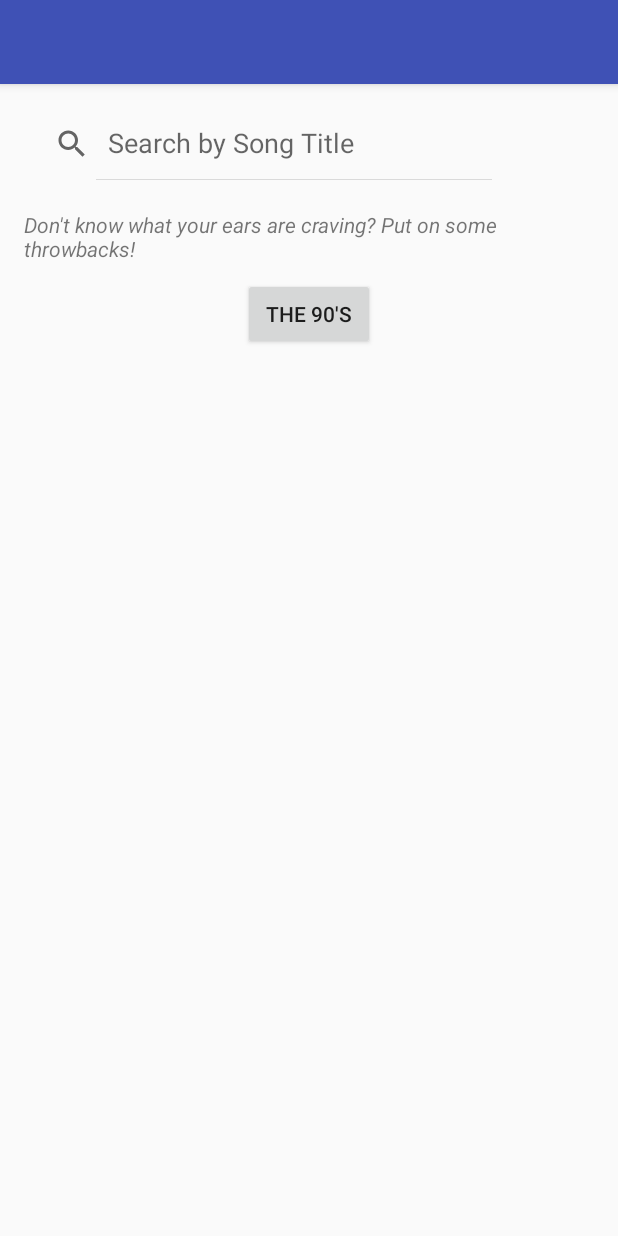
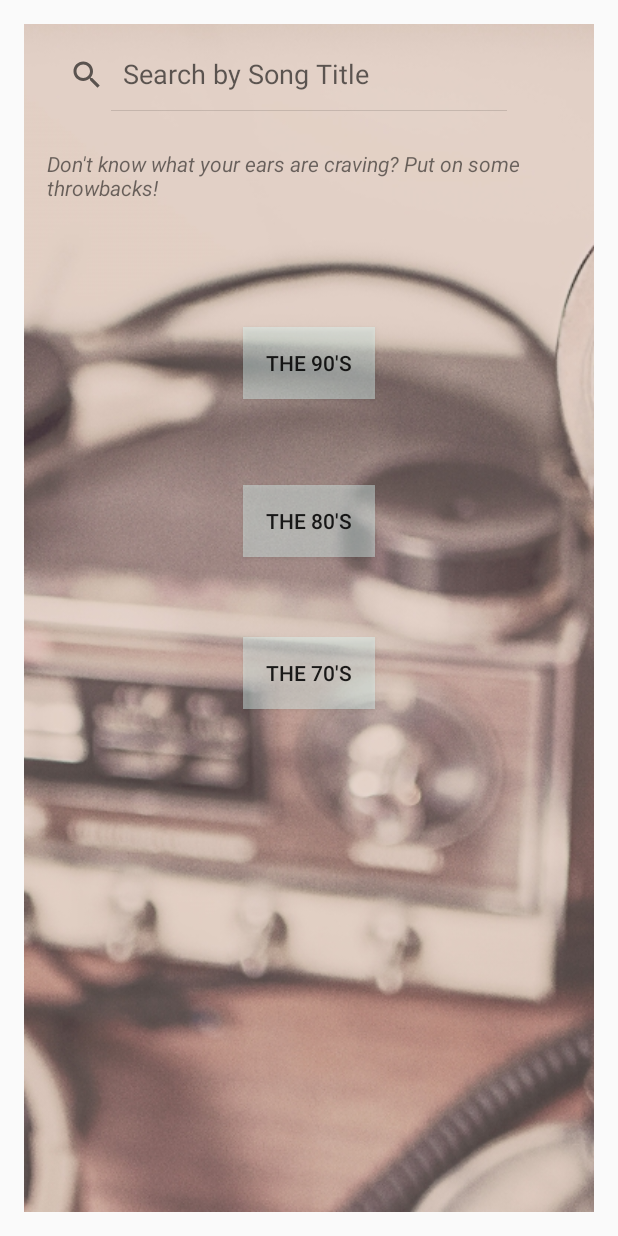
Before and after one commit to knguyen0710/Capstone, an Android app: the screen it shows after launch (Searchable), on a phone screen of 412 x 824 dp. Run offline under Robolectric (Android 15) with nearby library versions, the phone set to English and light mode, and no system bars; libraries missing offline, so code that uses them is left out: com.parse, kaaes.spotify.webapi, retrofit.client; 8 statements that could not run were skipped.

Commit message:
added decade categories to search page and successfully updates addToPlaylist with decade appropriate songs

```diff
--- a/app/src/main/res/layout/activity_searchable.xml
+++ b/app/src/main/res/layout/activity_searchable.xml
@@ -9,9 +9,9 @@
     <android.support.design.widget.AppBarLayout android:layout_height="wrap_content"
         android:layout_width="match_parent" android:theme="@style/AppTheme.AppBarOverlay">
 
-        <android.support.v7.widget.Toolbar android:id="@+id/toolbar"
-            android:layout_width="match_parent" android:layout_height="?attr/actionBarSize"
-            android:background="?attr/colorPrimary" app:popupTheme="@style/AppTheme.PopupOverlay" />
+        <!--<android.support.v7.widget.Toolbar android:id="@+id/toolbar"-->
+            <!--android:layout_width="match_parent" android:layout_height="?attr/actionBarSize"-->
+            <!--android:background="?attr/colorPrimary" app:popupTheme="@style/AppTheme.PopupOverlay" />-->
 
     </android.support.design.widget.AppBarLayout>
 
--- a/app/src/main/res/layout/content_searchable.xml
+++ b/app/src/main/res/layout/content_searchable.xml
@@ -9,12 +9,20 @@
     app:layout_behavior="@string/appbar_scrolling_view_behavior"
     tools:showIn="@layout/activity_searchable" tools:context="com.juke.kynasaur.juke2.Searchable">
 
+    <ImageView
+        android:layout_width="fill_parent"
+        android:layout_height="fill_parent"
+        android:src="@drawable/microphone"
+        android:scaleType="centerCrop"
+        android:background="#000000"/>
+
     <SearchView
         android:layout_width="wrap_content"
         android:layout_height="wrap_content"
         android:id="@+id/search"
         android:queryHint="@string/search_hint"
-        android:layout_marginBottom="20dp"/>
+        android:layout_marginBottom="20dp"
+        android:layout_margin="10dp"/>
 
     <ListView android:id="@+id/list"
         android:layout_width="wrap_content"
@@ -35,7 +43,8 @@
         android:layout_below="@+id/search"
         android:layout_centerInParent="true"
         android:visibility="visible"
-        android:textStyle="italic" />
+        android:textStyle="italic"
+        android:layout_margin="15dp"/>
 
     <Button
         android:layout_width="wrap_content"
@@ -43,11 +52,36 @@
         android:id="@+id/nineties"
         android:text="the 90's"
         android:gravity="center"
+        android:visibility="visible"
+        android:onClick="nineties"
+        android:background="#68defdf9"
+        android:layout_marginTop="68dp"
         android:layout_below="@+id/suggestions"
-        android:layout_margin="10dp"
-        android:visibility="visible"
-        android:layout_centerVertical="true"
-        android:layout_centerInParent="true"/>
+        android:layout_alignLeft="@+id/eighties"
+        android:layout_alignStart="@+id/eighties" />
+
+    <Button
+        android:layout_width="wrap_content"
+        android:layout_height="wrap_content"
+        android:text="the 80's"
+        android:id="@+id/eighties"
+        android:onClick="eighties"
+        android:background="#68defdf9"
+        android:layout_marginTop="57dp"
+        android:layout_below="@+id/nineties"
+        android:layout_centerHorizontal="true" />
+
+    <Button
+        android:layout_width="wrap_content"
+        android:layout_height="wrap_content"
+        android:text="the 70's"
+        android:id="@+id/seventies"
+        android:layout_marginTop="53dp"
+        android:background="#68defdf9"
+        android:layout_below="@+id/eighties"
+        android:layout_alignLeft="@+id/eighties"
+        android:layout_alignStart="@+id/eighties"
+        android:onClick="seventies"/>
 
 
 </RelativeLayout>
```
Also changed, not shown: app/src/main/java/com/juke/kynasaur/juke2/Searchable.java (+30 -0 lines), app/src/main/java/com/juke/kynasaur/juke2/addToPlaylist.java (+20 -5 lines), app/src/main/res/layout/content_add_to_playlist.xml (+15 -12 lines), app/src/main/res/drawable-hdpi/microphone.jpg (added).
